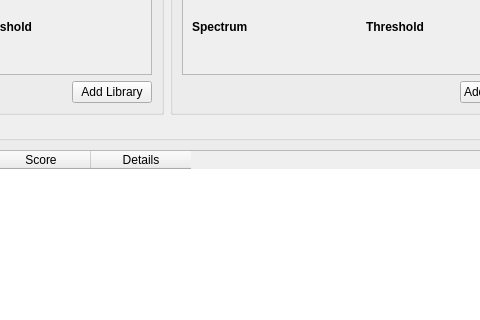
The window that src/wiser/gui/ui_files/generic_spectral_computation.ui (Ehlmann-research-group/WISER) describes before a commit, drawn with Qt 5; both pictures show x 233 to 713 and y 199 to 519 of the 800 by 620 pixel window.
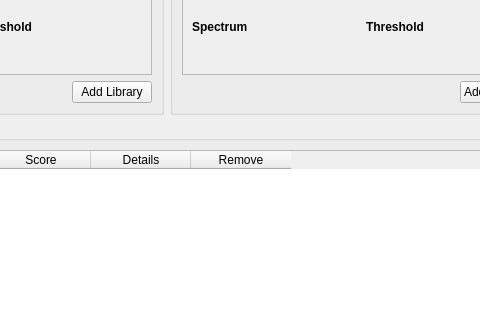
The same window after the commit.

Commit message: Added remove button to specific rows in sam and sff

```diff
--- a/src/wiser/gui/ui_files/generic_spectral_computation.ui
+++ b/src/wiser/gui/ui_files/generic_spectral_computation.ui
@@ -286,6 +286,11 @@
           <string>Details</string>
          </property>
         </column>
+        <column>
+         <property name="text">
+          <string>Remove</string>
+         </property>
+        </column>
        </widget>
       </item>
       <item>
```
The commit also changes 3 other files.
